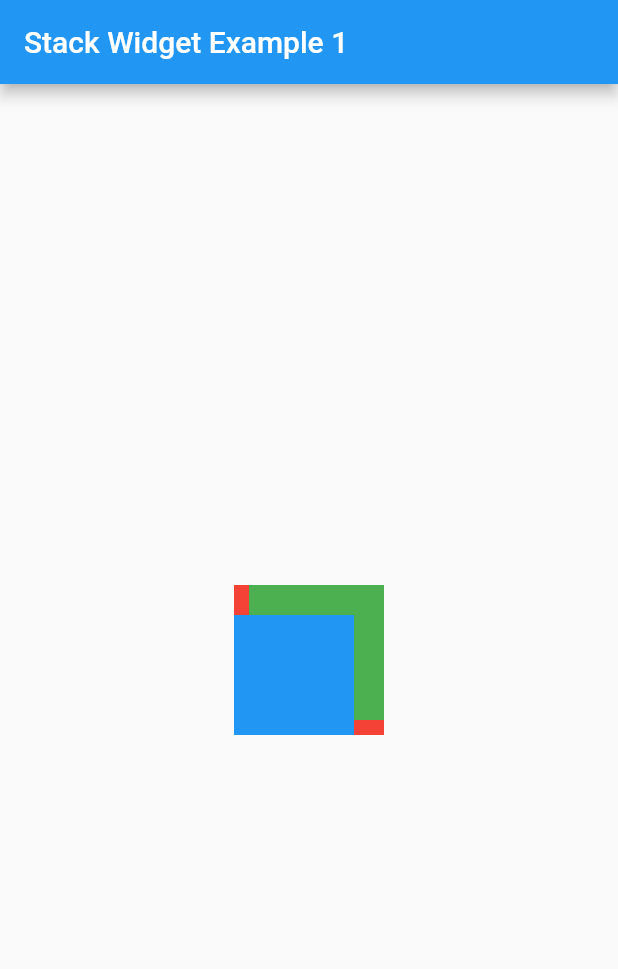
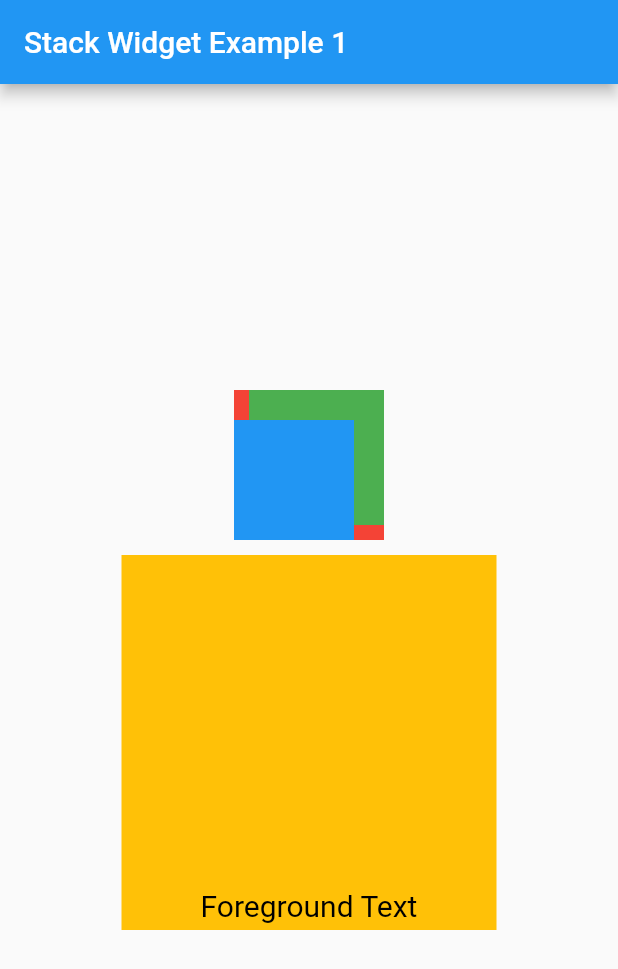
Before and after one commit to DuyLeHong/lesson3456, a Flutter app: the Lesson4HomePage screen opened directly, on a phone screen of 412 x 824 dp. Shown: the top 969 px of the screen. Run offline on Flutter 3.47's test engine with Material 2 defaults, Android fonts, the phone set to English and light mode, and no system bars.

Commit message:
StackWidgetExample

```diff
--- a/lib/StackWidgetExample.dart
+++ b/lib/StackWidgetExample.dart
@@ -27,7 +27,10 @@ class Lesson4HomePage extends StatelessWidget {
         ),
         body: SafeArea(
           child: Center(
-            child: Stack(
+            child: Column(
+              mainAxisAlignment: MainAxisAlignment.center,
+              children: [
+                Stack(
                   alignment: Alignment.topRight,
                   children: <Widget>[
                     Container(
@@ -40,11 +43,48 @@ class Lesson4HomePage extends StatelessWidget {
                       height: 90,
                       color: Colors.green,
                     ),
-                Positioned(child: Container(
+                    Positioned(
+                      child: Container(
                         width: 80,
                         height: 80,
                         color: Colors.blue,
-                ), bottom: 0, left: 0,),
+                      ),
+                      bottom: 0,
+                      left: 0,
+                    ),
+                  ],
+                ),
+                SizedBox(height: 10,),
+                Container(
+                  width: 250,
+                  height: 250,
+                  child: Stack(
+                    children: <Widget>[
+                      Container(
+                        color: Colors.amber,
+                      ),
+                      Container(
+                        padding: const EdgeInsets.all(5.0),
+                        alignment: Alignment.bottomCenter,
+                        // decoration: BoxDecoration(
+                        //   gradient: LinearGradient(
+                        //     begin: Alignment.topCenter,
+                        //     end: Alignment.bottomCenter,
+                        //     colors: <Color>[
+                        //       Colors.black.withAlpha(0),
+                        //       Colors.black12,
+                        //       Colors.black45
+                        //     ],
+                        //   ),
+                        // ),
+                        child: const Text(
+                          'Foreground Text',
+                          style: TextStyle(color: Colors.black, fontSize: 20.0),
+                        ),
+                      ),
+                    ],
+                  ),
+                ),
               ],
             ),
           ),
```
Lines whose indentation alone changed are shown as unchanged.
